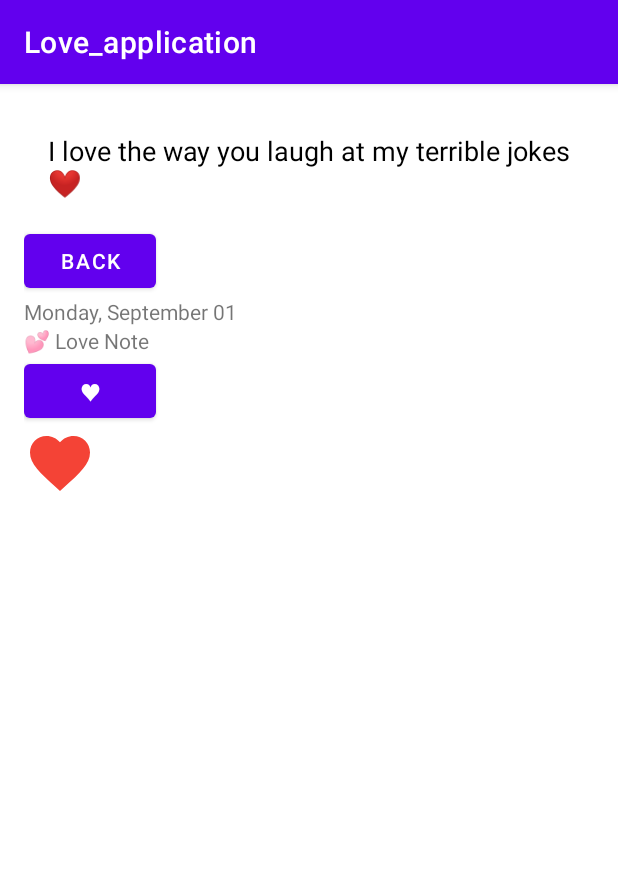
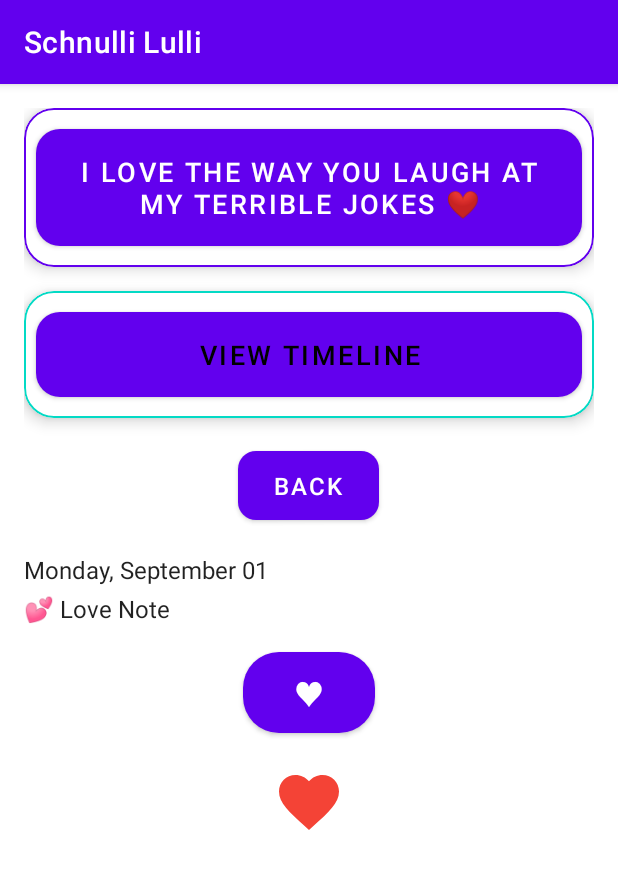
Before and after one commit to DerSchmachtin/Schnulli_Lulli, an Android app: the DailyMessageActivity screen opened directly, with no data from a screen before it, on a phone screen of 412 x 824 dp. Shown: the top 869 px of the screen. Run offline under Robolectric (Android 15) with nearby library versions, the phone set to English and light mode, and no system bars.

```diff
--- a/app/src/main/AndroidManifest.xml
+++ b/app/src/main/AndroidManifest.xml
@@ -2,6 +2,7 @@
 <manifest xmlns:android="http://schemas.android.com/apk/res/android"
     xmlns:tools="http://schemas.android.com/tools">
 
+    <uses-permission android:name="android.permission.POST_NOTIFICATIONS" />
     <application
         android:allowBackup="true"
         android:dataExtractionRules="@xml/data_extraction_rules"
--- a/app/src/main/java/com/martin/love_application/DailyMessageActivity.java
+++ b/app/src/main/java/com/martin/love_application/DailyMessageActivity.java
@@ -32,7 +32,7 @@ public class DailyMessageActivity extends AppCompatActivity {
     }
 
     private void initializeViews() {
-        messageText = findViewById(R.id.message_text);
+        messageText = findViewById(R.id.view_message_button);
         messageDate = findViewById(R.id.message_date);
         messageType = findViewById(R.id.message_type);
         backButton = findViewById(R.id.back_button);
--- a/app/src/main/java/com/martin/love_application/NotificationHelper.java
+++ b/app/src/main/java/com/martin/love_application/NotificationHelper.java
@@ -9,6 +9,8 @@ import android.content.Context;
 import android.content.Intent;
 import android.content.SharedPreferences;
 import android.os.Build;
+import android.util.Log;
+
 import androidx.core.app.NotificationCompat;
 import java.util.Calendar;
 
@@ -40,7 +42,7 @@ public class NotificationHelper extends BroadcastReceiver {
         SharedPreferences prefs = context.getSharedPreferences(PREFS_NAME, Context.MODE_PRIVATE);
         int hour = prefs.getInt(NOTIFICATION_TIME_HOUR, 9); // 9 AM default
         int minute = prefs.getInt(NOTIFICATION_TIME_MINUTE, 0); // 0 minutes default
-
+        Log.d("NotificationHelper", "scheduleDailyNotification called for: " + hour + ":" + minute);
         scheduleDailyNotification(hour, minute);
     }
 
@@ -69,6 +71,8 @@ public class NotificationHelper extends BroadcastReceiver {
         calendar.set(Calendar.HOUR_OF_DAY, hour);
         calendar.set(Calendar.MINUTE, minute);
         calendar.set(Calendar.SECOND, 0);
+        Log.d("NotificationHelper", "Scheduled for: " + calendar.getTime());
+
 
         // If the time has already passed today, schedule for tomorrow
         if (calendar.getTimeInMillis() < System.currentTimeMillis()) {
--- a/app/src/main/res/layout/activity_daily_message.xml
+++ b/app/src/main/res/layout/activity_daily_message.xml
@@ -1,47 +1,105 @@
 <?xml version="1.0" encoding="utf-8"?>
 <LinearLayout xmlns:android="http://schemas.android.com/apk/res/android"
+    xmlns:app="http://schemas.android.com/apk/res-auto"
     android:orientation="vertical"
     android:padding="16dp"
     android:layout_width="match_parent"
     android:layout_height="match_parent"
-    android:background="?android:attr/windowBackground">
+    android:background="?android:attr/windowBackground"
+    android:gravity="center_horizontal">
 
-    <TextView
-        android:id="@+id/message_text"
+    <!-- Daily Message Card -->
+    <com.google.android.material.card.MaterialCardView
         android:layout_width="match_parent"
         android:layout_height="wrap_content"
-        android:text="Today's message will appear here"
-        android:textSize="18sp"
-        android:textColor="@android:color/black"
-        android:padding="16dp"/>
+        android:layout_marginBottom="16dp"
+        app:cardCornerRadius="20dp"
+        app:cardElevation="6dp"
+        app:strokeColor="?attr/colorPrimary"
+        app:strokeWidth="1dp">
 
-    <Button
+        <com.google.android.material.button.MaterialButton
+            android:id="@+id/view_message_button"
+            android:layout_width="match_parent"
+            android:layout_height="wrap_content"
+            android:text="@string/view_daily_message"
+            android:textSize="18sp"
+            android:paddingVertical="16dp"
+            android:textColor="?attr/colorOnPrimary"
+            app:iconGravity="textStart"
+            app:iconPadding="8dp"
+            app:cornerRadius="16dp"
+            android:layout_margin="8dp"/>
+    </com.google.android.material.card.MaterialCardView>
+
+    <!-- Timeline Card -->
+    <com.google.android.material.card.MaterialCardView
+        android:layout_width="match_parent"
+        android:layout_height="wrap_content"
+        android:layout_marginBottom="16dp"
+        app:cardCornerRadius="20dp"
+        app:cardElevation="6dp"
+        app:strokeColor="?attr/colorSecondary"
+        app:strokeWidth="1dp">
+
+        <com.google.android.material.button.MaterialButton
+            android:id="@+id/view_timeline_button"
+            android:layout_width="match_parent"
+            android:layout_height="wrap_content"
+            android:text="View Timeline"
+            android:textSize="18sp"
+            android:paddingVertical="16dp"
+            android:textColor="?attr/colorOnSecondary"
+            app:cornerRadius="16dp"
+            android:layout_margin="8dp"/>
+    </com.google.android.material.card.MaterialCardView>
+
+    <!-- Back Button -->
+    <com.google.android.material.button.MaterialButton
         android:id="@+id/back_button"
         android:layout_width="wrap_content"
         android:layout_height="wrap_content"
-        android:text="Back"/>
+        android:text="Back"
+        android:textSize="16sp"
+        android:paddingHorizontal="24dp"
+        android:paddingVertical="12dp"
+        android:layout_marginBottom="16dp"
+        app:cornerRadius="12dp"/>
 
+    <!-- Message Metadata -->
     <TextView
         android:id="@+id/message_date"
         android:layout_width="match_parent"
         android:layout_height="wrap_content"
-        android:text="Date"/>
+        android:text="Date"
+        android:textSize="16sp"
+        android:textColor="?android:attr/textColorPrimary"
+        android:layout_marginBottom="4dp"/>
 
     <TextView
         android:id="@+id/message_type"
         android:layout_width="match_parent"
         android:layout_height="wrap_content"
-        android:text="Type"/>
+        android:text="Type"
+        android:textSize="16sp"
+        android:textColor="?android:attr/textColorPrimary"
+        android:layout_marginBottom="12dp"/>
 
+    <!-- Heart Button -->
     <com.google.android.material.button.MaterialButton
         android:id="@+id/heart_button"
         android:layout_width="wrap_content"
         android:layout_height="wrap_content"
-        android:text="♥"/>
+        android:text="♥"
+        android:textSize="20sp"
+        android:padding="12dp"
+        app:cornerRadius="24dp"/>
 
+    <!-- Message Icon -->
     <ImageView
         android:id="@+id/message_icon"
         android:layout_width="48dp"
-        android:layout_height="48dp"/>
+        android:layout_height="48dp"
+        android:layout_marginTop="16dp"/>
 
 </LinearLayout>
--- a/app/src/main/res/values/strings.xml
+++ b/app/src/main/res/values/strings.xml
@@ -1,5 +1,5 @@
 <resources>
-    <string name="app_name">Love_application</string>
-    <string name="view_daily_message">View Daily Message</string>
+    <string name="app_name">Schnulli Lulli</string>
+    <string name="view_daily_message">Tägliche Nachricht</string>
     <string name="back">Back</string>
 </resources>
```
Also changed, not shown: app/src/main/java/com/martin/love_application/MainActivity.java (+23 -5 lines), app/src/main/res/layout/activity_main.xml (+10 -8 lines).
